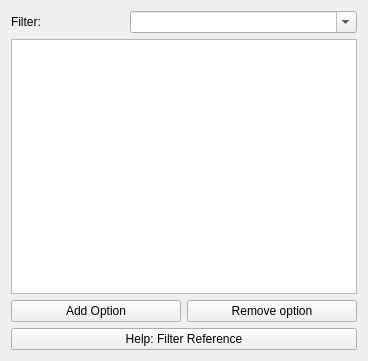
Before: the Qt Designer form gui/filterinstanceeditor.ui in phfaist/bibolamazi, drawn with Qt 5.
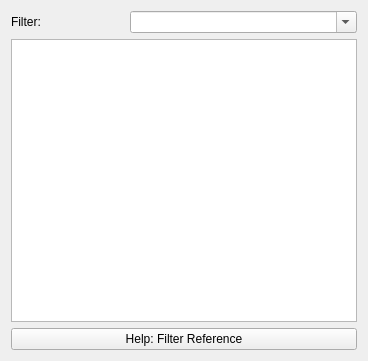
After: the same form once the commit is applied.

Commit message: UI for filter options etc. now works pretty well

The edit to the form file:
```diff
--- a/gui/filterinstanceeditor.ui
+++ b/gui/filterinstanceeditor.ui
@@ -54,20 +54,6 @@
      </property>
     </widget>
    </item>
-   <item row="4" column="0">
-    <widget class="QPushButton" name="btnAddOption">
-     <property name="text">
-      <string>Add Option</string>
-     </property>
-    </widget>
-   </item>
-   <item row="4" column="1">
-    <widget class="QPushButton" name="btnRemoveOption">
-     <property name="text">
-      <string>Remove option</string>
-     </property>
-    </widget>
-   </item>
    <item row="3" column="0" colspan="2">
     <widget class="QTreeView" name="lstOptions">
      <property name="sizePolicy">
```
Left out of the diff: 2 changed lines with no effect on the pictures. The commit also changes 11 other files.
